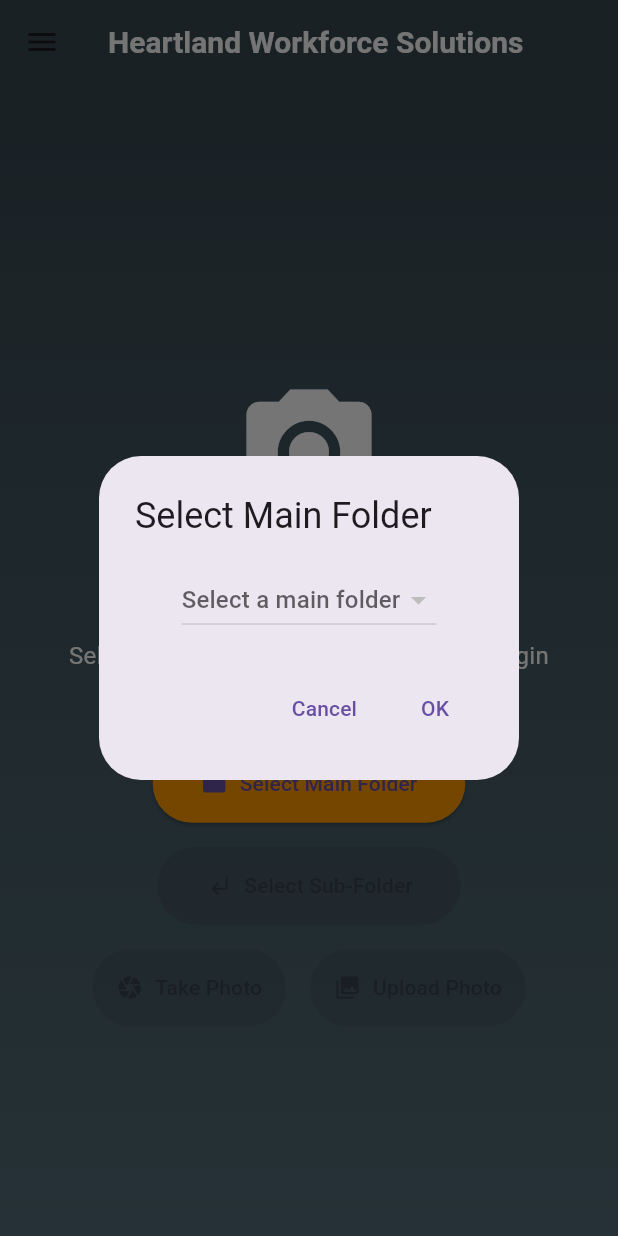
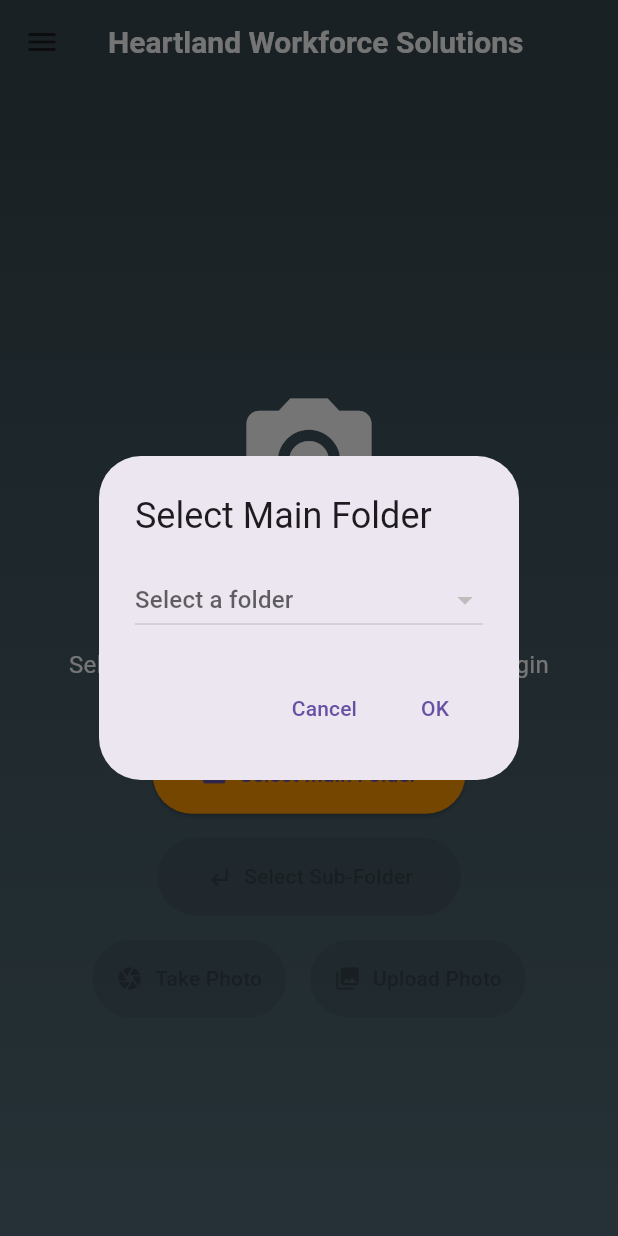
Before and after one commit to Jordan-Barnes-Portfolio/heartland_application, a Flutter app: the screen it shows after launch, after a tap on "Select Main Folder", on a phone screen of 412 x 824 dp. Run offline on Flutter 3.47's test engine with Material 3 defaults, Android fonts, the phone set to English and light mode, and no system bars; our stand-ins replace camera, cloud_firestore, firebase_core, firebase_storage, geocoding, google_maps_flutter and 3 more; missing offline and left inert: flutter_polyline_points; accounts and stored records are empty.

Commit message:
Added upload and retake, removed ability to create new folders

```diff
--- a/heartland_photo_app/lib/home_screen.dart
+++ b/heartland_photo_app/lib/home_screen.dart
@@ -112,7 +112,7 @@
                     value: _selectedMainFolder.isNotEmpty
                         ? _selectedMainFolder
                         : null,
-                    hint: const Text('Select a main folder'),
+                    hint: const Text('Select a folder'),
                     onChanged: (String? newValue) {
                       setState(() {
                         _selectedMainFolder = newValue!;
@@ -122,9 +122,14 @@
                         .map<DropdownMenuItem<String>>((String value) {
                       return DropdownMenuItem<String>(
                         value: value,
-                        child: Text(value),
+                        child: Text(
+                          value,
+                          overflow: TextOverflow.ellipsis,
+                        ),
                       );
                     }).toList(),
+                    isExpanded:
+                        true, // This ensures the dropdown takes full width
                   ),
                   // TextField(
                   //   decoration: const InputDecoration(
@@ -308,7 +313,7 @@
                   ),
                   const SizedBox(height: 16),
                   const Padding(
-                    padding: EdgeInsets.symmetric(horizontal: 16),
+                    padding: EdgeInsets.symmetric(horizontal: 8),
                     child: Text(
                       'Select a main folder and sub-folder to begin',
                       style: TextStyle(
@@ -318,7 +323,7 @@
                       textAlign: TextAlign.center,
                     ),
                   ),
-                  const SizedBox(height: 48),
+                  const SizedBox(height: 36),
                   ElevatedButton.icon(
                     icon: const Icon(Icons.folder),
                     label: Text(_selectedMainFolder.isEmpty
--- a/heartland_photo_app/lib/photo_screen.dart
+++ b/heartland_photo_app/lib/photo_screen.dart
@@ -110,12 +110,14 @@
         children: [
           if (_capturedImagePath == null)
             FloatingActionButton(
+              heroTag: 'take_picture',
               child: const Icon(Icons.camera_alt),
               backgroundColor: Colors.blueGrey[800],
               onPressed: _takePicture,
             )
           else ...[
             FloatingActionButton(
+              heroTag: 'use_picture',
               child: const Icon(Icons.check),
               backgroundColor: Colors.green,
               onPressed: () {
@@ -124,6 +126,7 @@
             ),
             const SizedBox(width: 16),
             FloatingActionButton(
+              heroTag: 'retake_picture',
               child: const Icon(Icons.replay),
               backgroundColor: Colors.red,
               onPressed: _retakePicture,
```
Also changed, not shown: 3 other files.
